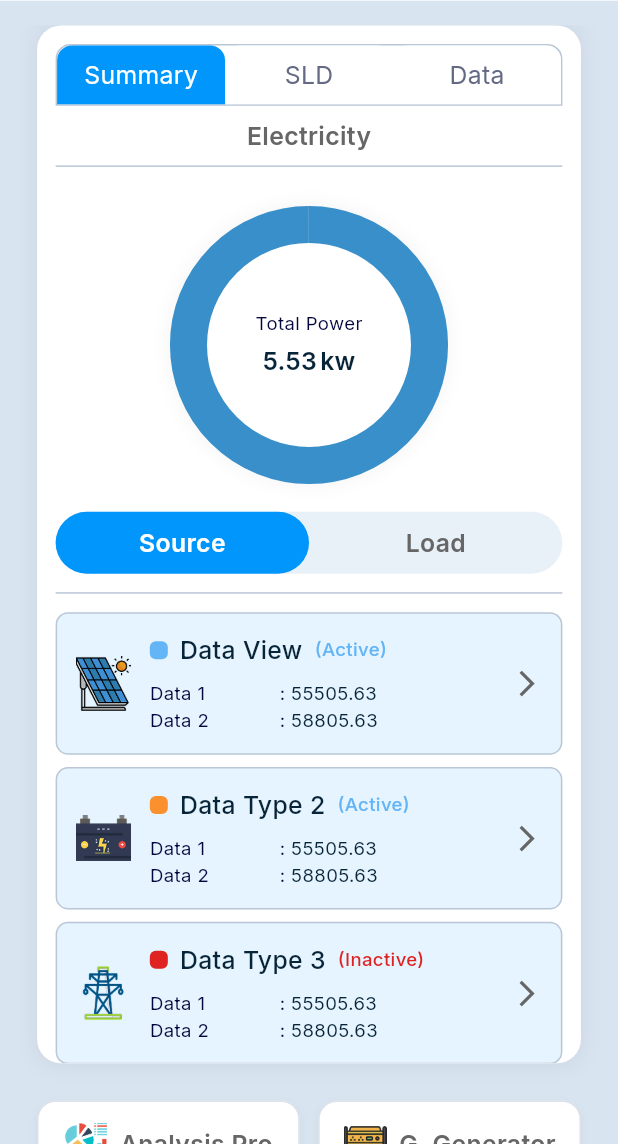
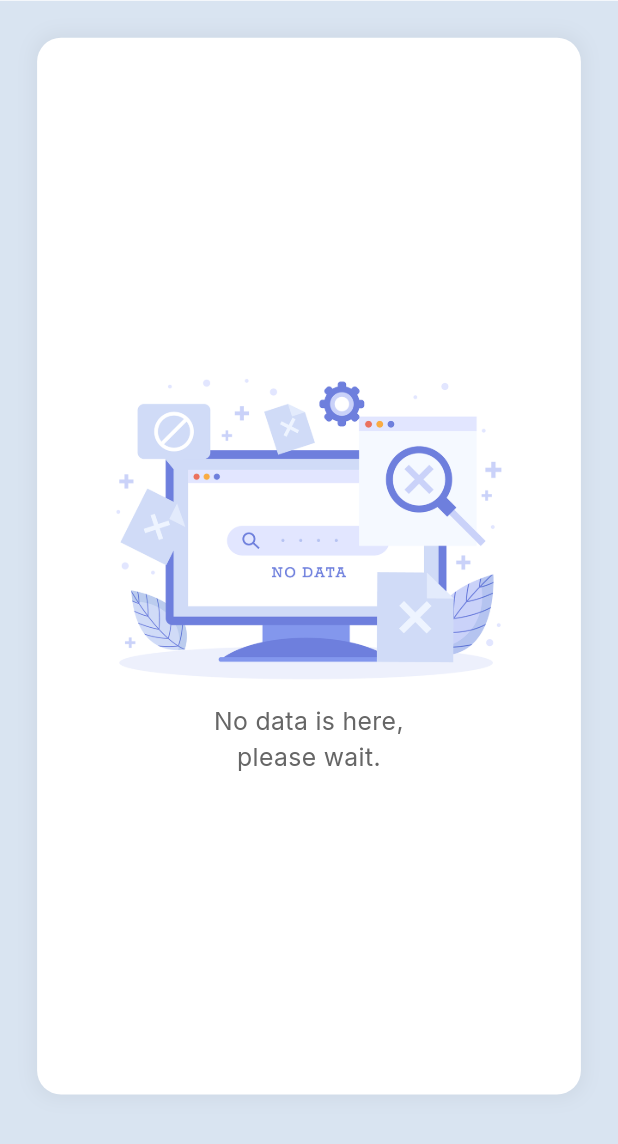
Before and after one commit to The-Black-Shadow/scube_task_app, a Flutter app: the DashboardScreen screen opened by its route, after a tap on "Analysis Pro", on a phone screen of 412 x 824 dp, the part 92-1236 px from its top. Run offline on Flutter 3.47's test engine with Material 3 defaults, Android fonts, the phone set to English and light mode, and no system bars; our stand-ins replace get, google_fonts.

Commit message:
Implement dashboard and grid details screens with associated routing and UI components and ix status bar color  issues.

```diff
--- a/lib/constant/app_strings.dart
+++ b/lib/constant/app_strings.dart
@@ -34,4 +34,5 @@ class AppStrings {
   final String dGenerator = 'D. Generator';
   final String waterProcess = 'Water Process';
   final String totalPower = 'Total Power';
+  final String noDataMessage = 'No data is here,\nplease wait.';
 }
--- a/lib/routes/app_routes.dart
+++ b/lib/routes/app_routes.dart
@@ -5,4 +5,5 @@ class AppRoutes {
   // final String initial = "/";
   final String loginScreen = "/loginScreen";
   final String dashboardScreen = "/dashboardScreen";
+  final String gridDetailsScreen = '/gridDetailsScreen';
 }
--- a/lib/routes/app_routes_file.dart
+++ b/lib/routes/app_routes_file.dart
@@ -3,6 +3,7 @@ import 'package:scube_task_app/routes/app_routes.dart';
 import 'package:scube_task_app/routes/all_binding.dart';
 import 'package:scube_task_app/screens/login_screen/login_screen.dart';
 import 'package:scube_task_app/screens/dashboard_screen/dashboard_screen.dart';
+import 'package:scube_task_app/screens/grid_details_screen/grid_details_screen.dart';
 
 List<GetPage> appRootRoutesFile = <GetPage>[
   GetPage(
@@ -15,4 +16,9 @@ List<GetPage> appRootRoutesFile = <GetPage>[
     binding: AllBinding(),
     page: () => const DashboardScreen(),
   ),
+  GetPage(
+    name: AppRoutes.instance.gridDetailsScreen,
+    binding: AllBinding(),
+    page: () => const GridDetailsScreen(),
+  ),
 ];
--- a/lib/screens/dashboard_screen/dashboard_screen.dart
+++ b/lib/screens/dashboard_screen/dashboard_screen.dart
@@ -5,6 +5,7 @@ import 'package:scube_task_app/constant/app_assert_image.dart';
 import 'package:scube_task_app/constant/app_colors.dart';
 import 'package:scube_task_app/constant/app_strings.dart';
 import 'package:scube_task_app/constant/app_text_styles.dart';
+import 'package:scube_task_app/routes/app_routes.dart';
 import 'package:scube_task_app/screens/dashboard_screen/dashboard_controller.dart';
 import 'package:scube_task_app/utils/app_size.dart';
 import 'package:scube_task_app/widgets/custom_toggle_button.dart';
@@ -18,13 +19,11 @@ class DashboardScreen extends GetView<DashboardController> {
 
   @override
   Widget build(BuildContext context) {
-    // Inject controller if not already
     Get.lazyPut(() => DashboardController());
 
     return Scaffold(
       backgroundColor: AppColors.instance.backgroundColor,
-      body: SafeArea(
-        child: Column(
+      body: Column(
         children: [
           // Header
           DashboardHeader(title: AppStrings.instance.scmTitle),
@@ -55,9 +54,7 @@ class DashboardScreen extends GetView<DashboardController> {
                         child: Column(
                           children: [
                             Padding(
-                                padding: EdgeInsets.all(
-                                  AppSize.width(value: 12),
-                                ),
+                              padding: EdgeInsets.all(AppSize.width(value: 12)),
                               child: Column(
                                 children: [
                                   // Custom Tab Bar (Summary, SLD, Data)
@@ -75,17 +72,14 @@ class DashboardScreen extends GetView<DashboardController> {
                                           fontWeight: FontWeight.w600,
                                         ),
                                   ),
-                                    Divider(
-                                      color: AppColors.instance.borderGrey,
-                                    ),
+                                  Divider(color: AppColors.instance.borderGrey),
                                   SizedBox(height: AppSize.height(value: 8)),
                                   // Circular Chart
                                   Obx(() {
                                     if (controller.isLoading.value) {
                                       return const CircularProgressIndicator();
                                     }
-                                      final data =
-                                          controller.dashboardData.value;
+                                    final data = controller.dashboardData.value;
                                     return PowerCircularChart(
                                       value: data?.totalPower ?? 0.0,
                                       unit: data?.unit ?? 'kw',
@@ -158,7 +152,6 @@ class DashboardScreen extends GetView<DashboardController> {
           ),
         ],
       ),
-      ),
     );
   }
 
@@ -228,32 +221,32 @@ class DashboardScreen extends GetView<DashboardController> {
         DashboardGridItem(
           iconPath: AppAssertImage.instance.analysisPro,
           label: AppStrings.instance.analysisPro,
-          onTap: () {},
+          onTap: () => Get.toNamed(AppRoutes.instance.gridDetailsScreen),
         ),
         DashboardGridItem(
           iconPath: AppAssertImage.instance.gGenerator,
           label: AppStrings.instance.gGenerator,
-          onTap: () {},
+          onTap: () => Get.toNamed(AppRoutes.instance.gridDetailsScreen),
         ),
         DashboardGridItem(
           iconPath: AppAssertImage.instance.charge,
           label: AppStrings.instance.plantSummary,
-          onTap: () {},
+          onTap: () => Get.toNamed(AppRoutes.instance.gridDetailsScreen),
         ),
         DashboardGridItem(
           iconPath: AppAssertImage.instance.naturalGas,
           label: AppStrings.instance.naturalGas,
-          onTap: () {},
+          onTap: () => Get.toNamed(AppRoutes.instance.gridDetailsScreen),
         ),
         DashboardGridItem(
           iconPath: AppAssertImage.instance.dGenerator,
           label: AppStrings.instance.dGenerator,
-          onTap: () {},
+          onTap: () => Get.toNamed(AppRoutes.instance.gridDetailsScreen),
         ),
         DashboardGridItem(
           iconPath: AppAssertImage.instance.waterProcess,
           label: AppStrings.instance.waterProcess,
-          onTap: () {},
+          onTap: () => Get.toNamed(AppRoutes.instance.gridDetailsScreen),
         ),
       ],
     );
--- /dev/null
+++ b/lib/screens/grid_details_screen/grid_details_screen.dart
@@ -0,0 +1,67 @@
+import 'package:flutter/material.dart';
+import 'package:scube_task_app/constant/app_assert_image.dart';
+import 'package:scube_task_app/constant/app_colors.dart';
+import 'package:scube_task_app/constant/app_strings.dart';
+import 'package:scube_task_app/constant/app_text_styles.dart';
+import 'package:scube_task_app/utils/app_size.dart';
+import 'package:scube_task_app/widgets/dashboard_header.dart';
+
+class GridDetailsScreen extends StatelessWidget {
+  const GridDetailsScreen({super.key});
+
+  @override
+  Widget build(BuildContext context) {
+    return Scaffold(
+      backgroundColor: AppColors.instance.backgroundColor,
+      body: Column(
+        children: [
+          // Reusing DashboardHeader
+          DashboardHeader(title: AppStrings.instance.scmTitle),
+          SizedBox(height: AppSize.height(value: 20)),
+          Expanded(
+            child: Padding(
+              padding: EdgeInsets.symmetric(
+                horizontal: AppSize.width(value: 20),
+              ),
+              child: Container(
+                width: double.infinity,
+                decoration: BoxDecoration(
+                  color: AppColors.instance.white,
+                  borderRadius: BorderRadius.circular(16),
+                  boxShadow: [
+                    BoxShadow(
+                      color: Colors.black.withOpacity(0.05),
+                      blurRadius: 10,
+                      spreadRadius: 2,
+                    ),
+                  ],
+                ),
+                child: Column(
+                  mainAxisAlignment: MainAxisAlignment.center,
+                  children: [
+                    Image.asset(
+                      AppAssertImage.instance.noData,
+                      width: AppSize.width(value: 259),
+                      height: AppSize.width(value: 193),
+                    ),
+                    SizedBox(height: AppSize.height(value: 10)),
+                    Text(
+                      AppStrings.instance.noDataMessage,
+                      textAlign: TextAlign.center,
+                      style: AppTextStyles.instance.dashboardDataLabel.copyWith(
+                        fontWeight: FontWeight.w400,
+                        fontSize: AppSize.width(value: 14),
+                        color: AppColors.instance.textGrey,
+                      ),
+                    ),
+                  ],
+                ),
+              ),
+            ),
+          ),
+          SizedBox(height: AppSize.height(value: 30)),
+        ],
+      ),
+    );
+  }
+}
--- a/lib/widgets/dashboard_header.dart
+++ b/lib/widgets/dashboard_header.dart
@@ -1,4 +1,5 @@
 import 'package:flutter/material.dart';
+import 'package:flutter/services.dart';
 import 'package:get/get.dart';
 import 'package:scube_task_app/constant/app_assert_image.dart';
 import 'package:scube_task_app/constant/app_colors.dart';
@@ -19,10 +20,18 @@ class DashboardHeader extends StatelessWidget {
 
   @override
   Widget build(BuildContext context) {
-    return Container(
-      padding: EdgeInsets.symmetric(
-        horizontal: AppSize.width(value: 20),
-        vertical: AppSize.height(value: 16),
+    return AnnotatedRegion<SystemUiOverlayStyle>(
+      value: SystemUiOverlayStyle(
+        statusBarColor: AppColors.instance.white,
+        statusBarIconBrightness: Brightness.dark,
+        statusBarBrightness: Brightness.light,
+      ),
+      child: Container(
+        padding: EdgeInsets.fromLTRB(
+          AppSize.width(value: 20),
+          MediaQuery.of(context).padding.top + AppSize.height(value: 16),
+          AppSize.width(value: 20),
+          AppSize.height(value: 16),
         ),
         color: AppColors.instance.white,
         child: Row(
@@ -67,6 +76,7 @@ class DashboardHeader extends StatelessWidget {
             ),
           ],
         ),
+      ),
     );
   }
 }
```
Also changed, not shown: lib/screens/grid_details_screen/grid_details_screen_controller.dart (added). Lines whose indentation alone changed are shown as unchanged.
